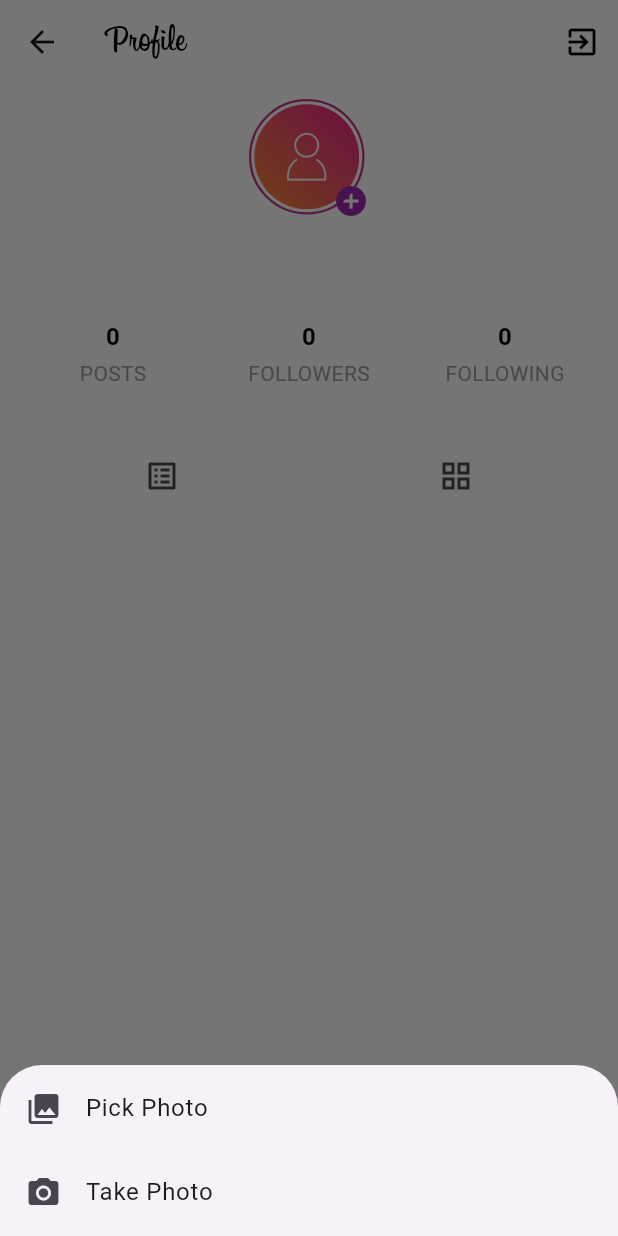
After one commit to qodirxon0115/myinsta, a Flutter app: the SomoneProfilePage screen opened directly, after a tap on the "add circle" icon, on a phone screen of 412 x 824 dp. The commit adds this screen. Run offline on Flutter 3.47's test engine with Material 2 defaults, Android fonts, the phone set to English and light mode, and no system bars; our stand-ins replace cached_network_image, cloud_firestore, eva_icons_flutter, firebase_auth, firebase_core, firebase_messaging and 7 more; missing offline and left inert: custom_platform_device_id; accounts and stored records are empty.

Commit message:
added new

```diff
--- a/lib/main.dart
+++ b/lib/main.dart
@@ -4,6 +4,7 @@ import 'package:myinsta/pages/home_page.dart';
 import 'package:myinsta/pages/signIn_page.dart';
 import 'package:myinsta/pages/signUp_page.dart';
 import 'package:myinsta/pages/splash_page.dart';
+import 'package:myinsta/services/notif_service.dart';
 
 
 Future<void> main() async {
@@ -19,6 +20,8 @@ Future<void> main() async {
       ),
     name: "myinsta",
   );
+
+  await NotifService.init();
 
   runApp(const MyApp());
 }
--- /dev/null
+++ b/lib/pages/someone_page.dart
@@ -0,0 +1,429 @@
+import 'dart:io';
+
+import 'package:cached_network_image/cached_network_image.dart';
+import 'package:flutter/cupertino.dart';
+import 'package:flutter/material.dart';
+import 'package:image_picker/image_picker.dart';
+
+import '../model/member_model.dart';
+import '../model/post_model.dart';
+import '../services/auth_service.dart';
+import '../services/db_service.dart';
+import '../services/file_service.dart';
+import '../services/utils_service.dart';
+
+class SomoneProfilePage extends StatefulWidget {
+  const SomoneProfilePage({Key? key}) : super(key: key);
+
+  @override
+  State<SomoneProfilePage> createState() => _SomoneProfilePageState();
+}
+
+class _SomoneProfilePageState extends State<SomoneProfilePage> {
+  bool isLoading = false;
+  int axisCount = 2;
+  List<Post> items = [];
+  File? image;
+  String fullName = '', email = '', imgUrl = '';
+  int countPosts = 0, countFollowers = 0, countFollowing = 0;
+  final ImagePicker picker = ImagePicker();
+
+  @override
+  void initState() {
+    super.initState();
+    apiLoadMember();
+    apiLoadPosts();
+  }
+
+  apiLoadPosts(){
+    DBService.loadPosts().then((value) => {
+      resLoadPosts(value),
+    });
+  }
+
+  resLoadPosts(List<Post> posts){
+    setState(() {
+      items = posts;
+      countPosts = posts.length;
+    });
+  }
+
+  dialogRemovePost(Post post) async {
+    var result = await Utils.dialogCommon(
+        context, "MyInsta", "Do you want to delete this post?", false);
+    if(result != null && result){
+      setState(() {
+        isLoading = true;
+      });
+      DBService.removePost(post).then((value) => {
+        apiLoadPosts(),
+      });
+    }
+  }
+
+  dialogLogout() async {
+    var result = await Utils.dialogCommon(
+        context, "MyInsta", "Do you want to logout?", false);
+    if(result != null && result){
+      setState(() {
+        isLoading = true;
+      });
+      AuthService.signOutUser(context);
+    }
+  }
+
+  _imgFromGallery() async {
+    final XFile? photo =
+    await picker.pickImage(source: ImageSource.gallery, imageQuality: 100);
+    setState(() {
+      image = File(photo!.path);
+    });
+    apiChangePhoto();
+  }
+
+  _imgFromCamera() async {
+    final XFile? photo =
+    await picker.pickImage(source: ImageSource.camera, imageQuality: 100);
+    setState(() {
+      image = File(photo!.path);
+    });
+    apiChangePhoto();
+  }
+
+  void apiChangePhoto() {
+    if (image == null) return;
+    setState(() {
+      isLoading = true;
+    });
+    FileService.uploadUserImage(image!).then((downloadUrl) => {
+      apiUpdateUser(downloadUrl),
+    });
+  }
+
+  apiUpdateUser(String downloadUrl) async {
+    Member member = await DBService.loadMember();
+    member.imgUrl = downloadUrl;
+    await DBService.updateMember(member);
+    apiLoadMember();
+  }
+
+  void _showPicker(context) {
+    showModalBottomSheet(
+        context: context,
+        builder: (BuildContext) {
+          return SafeArea(
+            child: Container(
+              padding: const EdgeInsets.all(1),
+              child: Wrap(
+                children: [
+                  ListTile(
+                    leading: const Icon(Icons.photo_library),
+                    title: const Text('Pick Photo'),
+                    onTap: () {
+                      _imgFromGallery();
+                      Navigator.of(context).pop();
+                    },
+                  ),
+                  ListTile(
+                    leading: const Icon(Icons.photo_camera),
+                    title: const Text('Take Photo'),
+                    onTap: () {
+                      _imgFromCamera();
+                      Navigator.of(context).pop();
+                    },
+                  )
+                ],
+              ),
+            ),
+          );
+        });
+  }
+
+  void apiLoadMember() {
+    setState(() {
+      isLoading = true;
+    });
+    DBService.loadMember().then((value) => {
+      showMemberInfo(value),
+    });
+  }
+
+  void showMemberInfo(Member member) {
+    setState(() {
+      isLoading = false;
+      this.fullName = member.fullName;
+      this.email = member.email;
+      this.imgUrl = member.imgUrl;
+      this.countFollowing = member.followingCount;
+      this.countFollowers = member.followersCount;
+    });
+  }
+
+  @override
+  Widget build(BuildContext context) {
+    return Scaffold(
+        backgroundColor: Colors.white,
+        appBar: AppBar(
+          elevation: 0,
+          backgroundColor: Colors.white,
+          title: const Text("Profile",
+              style: TextStyle(
+                  color: Colors.black, fontFamily: "Billabong", fontSize: 25)),
+          actions: [
+            IconButton(
+              onPressed: () {
+                dialogLogout();
+              },
+              icon: const Icon(Icons.exit_to_app),
+              color: Colors.black,
+            )
+          ],
+        ),
+        body: Stack(
+          children: [
+            Container(
+              padding: const EdgeInsets.all(10),
+              width: double.infinity,
+              child: Column(
+                children: [
+                  //,myPhoto
+                  GestureDetector(
+                    onTap: () {
+                      _showPicker(context);
+                    },
+                    child: Stack(
+                      children: [
+                        Container(
+                          padding: const EdgeInsets.all(2),
+                          decoration: BoxDecoration(
+                              borderRadius: BorderRadius.circular(70),
+                              border: Border.all(
+                                width: 1.5,
+                                color: const Color.fromRGBO(193, 53, 132, 1),
+                              )),
+                          child: ClipRRect(
+                            borderRadius: BorderRadius.circular(35),
+                            child: imgUrl.isEmpty
+                                ? const Image(
+                              image: AssetImage(
+                                  "assets/images/ic_person.png"),
+                              width: 70,
+                              height: 70,
+                              fit: BoxFit.cover,
+                            )
+                                : Image.network(
+                              imgUrl,
+                              width: 70,
+                              height: 70,
+                              fit: BoxFit.cover,
+                            ),
+                          ),
+                        ),
+                        Container(
+                          width: 80,
+                          height: 80,
+                          child: const Column(
+                            mainAxisAlignment: MainAxisAlignment.end,
+                            crossAxisAlignment: CrossAxisAlignment.end,
+                            children: [
+                              Icon(
+                                Icons.add_circle,
+                                color: Colors.purple,
+                              ),
+                            ],
+                          ),
+                        )
+                      ],
+                    ),
+                  ),
+                  const SizedBox(
+                    height: 10,
+                  ),
+                  //myInfo
+                  Text(
+                    fullName.toUpperCase(),
+                    style: const TextStyle(
+                        color: Colors.black,
+                        fontSize: 16,
+                        fontWeight: FontWeight.bold),
+                  ),
+                  const SizedBox(
+                    height: 3,
+                  ),
+                  Text(
+                    email,
+                    style: const TextStyle(
+                        color: Colors.black54,
+                        fontSize: 14,
+                        fontWeight: FontWeight.normal),
+                  ),
+
+                  //myCount
+                  Container(
+                    margin: const EdgeInsets.only(top: 10),
+                    height: 80,
+                    child: Row(
+                      children: [
+                        Expanded(
+                          child: Center(
+                            child: Column(
+                              children: [
+                                Text(
+                                  countPosts.toString(),
+                                  style: const TextStyle(
+                                      color: Colors.black,
+                                      fontSize: 16,
+                                      fontWeight: FontWeight.bold),
+                                ),
+                                const SizedBox(
+                                  height: 3,
+                                ),
+                                const Text(
+                                  "POSTS",
+                                  style: TextStyle(
+                                      color: Colors.grey,
+                                      fontSize: 14,
+                                      fontWeight: FontWeight.normal),
+                                )
+                              ],
+                            ),
+                          ),
+                        ),
+                        Expanded(
+                          child: Center(
+                            child: Column(
+                              children: [
+                                Text(
+                                  countFollowers.toString(),
+                                  style: const TextStyle(
+                                      color: Colors.black,
+                                      fontSize: 16,
+                                      fontWeight: FontWeight.bold),
+                                ),
+                                const SizedBox(
+                                  height: 3,
+                                ),
+                                const Text(
+                                  "FOLLOWERS",
+                                  style: TextStyle(
+                                      color: Colors.grey,
+                                      fontSize: 14,
+                                      fontWeight: FontWeight.normal),
+                                )
+                              ],
+                            ),
+                          ),
+                        ),
+                        Expanded(
+                          child: Center(
+                            child: Column(
+                              children: [
+                                Text(
+                                  countFollowing.toString(),
+                                  style: const TextStyle(
+                                      color: Colors.black,
+                                      fontSize: 16,
+                                      fontWeight: FontWeight.bold),
+                                ),
+                                const SizedBox(
+                                  height: 3,
+                                ),
+                                const Text(
+                                  "FOLLOWING",
+                                  style: TextStyle(
+                                      color: Colors.grey,
+                                      fontSize: 14,
+                                      fontWeight: FontWeight.normal),
+                                )
+                              ],
+                            ),
+                          ),
+                        ),
+                      ],
+                    ),
+                  ),
+
+                  //list or grid
+                  Container(
+                    child: Row(
+                      children: [
+                        Expanded(
+                          child: Center(
+                            child: IconButton(
+                              onPressed: () {
+                                setState(() {
+                                  axisCount = 1;
+                                });
+                              },
+                              icon: const Icon(Icons.list_alt),
+                            ),
+                          ),
+                        ),
+                        Expanded(
+                          child: Center(
+                            child: IconButton(
+                              onPressed: () {
+                                setState(() {
+                                  axisCount = 2;
+                                });
+                              },
+                              icon: const Icon(Icons.grid_view),
+                            ),
+                          ),
+                        ),
+                      ],
+                    ),
+                  ),
+
+                  //myPosts
+                  Expanded(
+                    child: GridView.builder(
+                      gridDelegate: SliverGridDelegateWithFixedCrossAxisCount(
+                          crossAxisCount: axisCount),
+                      itemCount: items.length,
+                      itemBuilder: (ctx, index) {
+                        return itemOfPosts(items[index]);
+                      },
+                    ),
+                  )
+                ],
+              ),
+            )
+          ],
+        ));
+  }
+
+  Widget itemOfPosts(Post post) {
+    return GestureDetector(
+      onLongPress: (){
+        dialogRemovePost(post);
+      },
+      child: Container(
+        margin: const EdgeInsets.all(5),
+        child: Column(
+          children: [
+            Expanded(
+              child: CachedNetworkImage(
+                width: double.infinity,
+                imageUrl: post.imgPost,
+                placeholder: (context, url) => const Center(
+                  child: CircularProgressIndicator(),
+                ),
+                errorWidget: (context, url, error) => const Icon(Icons.error),
+                fit: BoxFit.cover,
+              ),
+            ),
+            const SizedBox(
+              height: 3,
+            ),
+            Text(
+              post.caption,
+              style: TextStyle(color: Colors.black87.withOpacity(0.7)),
+              maxLines: 2,
+            ),
+          ],
+        ),
+      ),
+    );
+  }
+}
--- a/pubspec.yaml
+++ b/pubspec.yaml
@@ -22,6 +22,10 @@ dependencies:
   firebase_storage: ^11.2.3
   custom_platform_device_id: ^1.0.0
   firebase_core_platform_interface: ^4.5.0
+  firebase_messaging: ^14.6.4
+  flutter_local_notifications: ^12.0.0
+  logger: ^1.4.0
+  shared_preferences: ^2.2.0
 
 dev_dependencies:
   flutter_test:
```
Also changed, not shown: lib/pages/splash_page.dart (+41 -0 lines), lib/services/log_service.dart (added, +24 -0 lines), lib/services/notif_service.dart (added, +58 -0 lines), lib/services/pref_service.dart (added, +16 -0 lines), lib/services/utils_service.dart (+15 -1 lines), pubspec.lock, 3 other files.
